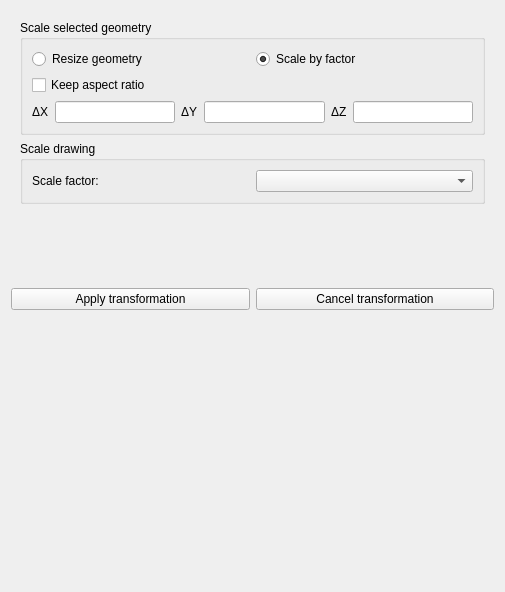
Brockaaa/SIM-VICUS, file SIM-VICUS/src/SVPropEditGeometry.ui: the form before one commit.
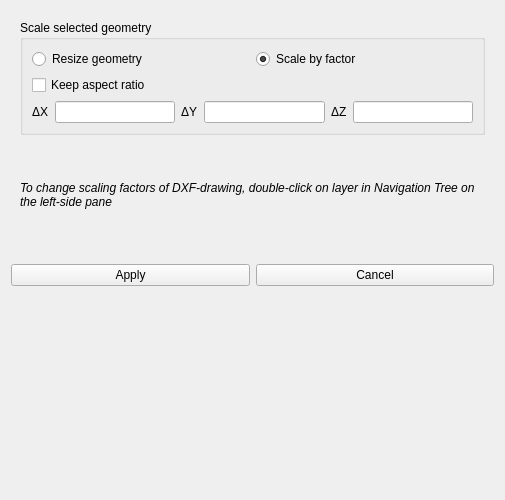
The form after the commit. The open tabs and pages were chosen to show the change. Custom widgets are drawn as their Qt base class.

Commit message:
Merge remote-tracking branch 'origin/master' into feature/Feature-SubNetworkEditDialog
# Conflicts:
#	SIM-VICUS/projects/Qt/SIM-VICUS.pro
#	SIM-VICUS/projects/Qt/debug/qrc_shaders.cpp
#	SIM-VICUS/src/SVDBNetworkControllerEditWidget.cpp
#	SIM-VICUS/src/SVDBSubNetworkEditWidget.cpp
#	SIM-VICUS/src/SVMainWindow.ui
#	externals/Vicus/projects/Qt/Vicus.pro

Patch:
```diff
--- a/SIM-VICUS/src/SVPropEditGeometry.ui
+++ b/SIM-VICUS/src/SVPropEditGeometry.ui
@@ -7,12 +7,24 @@
     <x>0</x>
     <y>0</y>
     <width>505</width>
-    <height>592</height>
+    <height>500</height>
    </rect>
   </property>
+  <property name="sizePolicy">
+   <sizepolicy hsizetype="Preferred" vsizetype="Preferred">
+    <horstretch>0</horstretch>
+    <verstretch>0</verstretch>
+   </sizepolicy>
+  </property>
   <layout class="QVBoxLayout" name="verticalLayoutMaster">
    <item>
     <widget class="QStackedWidget" name="stackedWidget">
+     <property name="sizePolicy">
+      <sizepolicy hsizetype="Preferred" vsizetype="Maximum">
+       <horstretch>0</horstretch>
+       <verstretch>0</verstretch>
+      </sizepolicy>
+     </property>
      <property name="currentIndex">
       <number>2</number>
      </property>
@@ -497,40 +509,20 @@
         </widget>
        </item>
        <item>
-        <widget class="QGroupBox" name="groupBox_4">
-         <property name="title">
-          <string>Scale drawing </string>
+        <widget class="QLabel" name="label_2">
+         <property name="font">
+          <font>
+           <italic>true</italic>
+          </font>
          </property>
-         <layout class="QHBoxLayout" name="horizontalLayout_2">
-          <item>
-           <widget class="QLabel" name="label_2">
-            <property name="text">
-             <string>Scale factor:</string>
-            </property>
-           </widget>
-          </item>
-          <item>
-           <widget class="QComboBox" name="comboBoxUnit"/>
-          </item>
-         </layout>
+         <property name="text">
+          <string>To change scaling factors of DXF-drawing, double-click on layer in Navigation Tree on the left-side pane</string>
+         </property>
+         <property name="wordWrap">
+          <bool>true</bool>
+         </property>
         </widget>
        </item>
-       <item>
-        <spacer name="verticalSpacer_8">
-         <property name="orientation">
-          <enum>Qt::Vertical</enum>
-         </property>
-         <property name="sizeType">
-          <enum>QSizePolicy::MinimumExpanding</enum>
-         </property>
-         <property name="sizeHint" stdset="0">
-          <size>
-           <width>20</width>
-           <height>0</height>
-          </size>
-         </property>
-        </spacer>
-       </item>
       </layout>
      </widget>
      <widget class="QWidget" name="pageAlignment">
@@ -768,14 +760,14 @@
      <item>
       <widget class="QPushButton" name="pushButtonApply">
        <property name="text">
-        <string>Apply transformation</string>
+        <string>Apply</string>
        </property>
       </widget>
      </item>
      <item>
       <widget class="QPushButton" name="pushButtonCancel">
        <property name="text">
-        <string>Cancel transformation</string>
+        <string>Cancel</string>
        </property>
       </widget>
      </item>
@@ -789,7 +781,7 @@
      <property name="sizeHint" stdset="0">
       <size>
        <width>20</width>
-       <height>94</height>
+       <height>40</height>
       </size>
      </property>
     </spacer>
```
Left out of the diff: 121 changed lines with no effect on the pictures. The commit also changes 507 other files.
